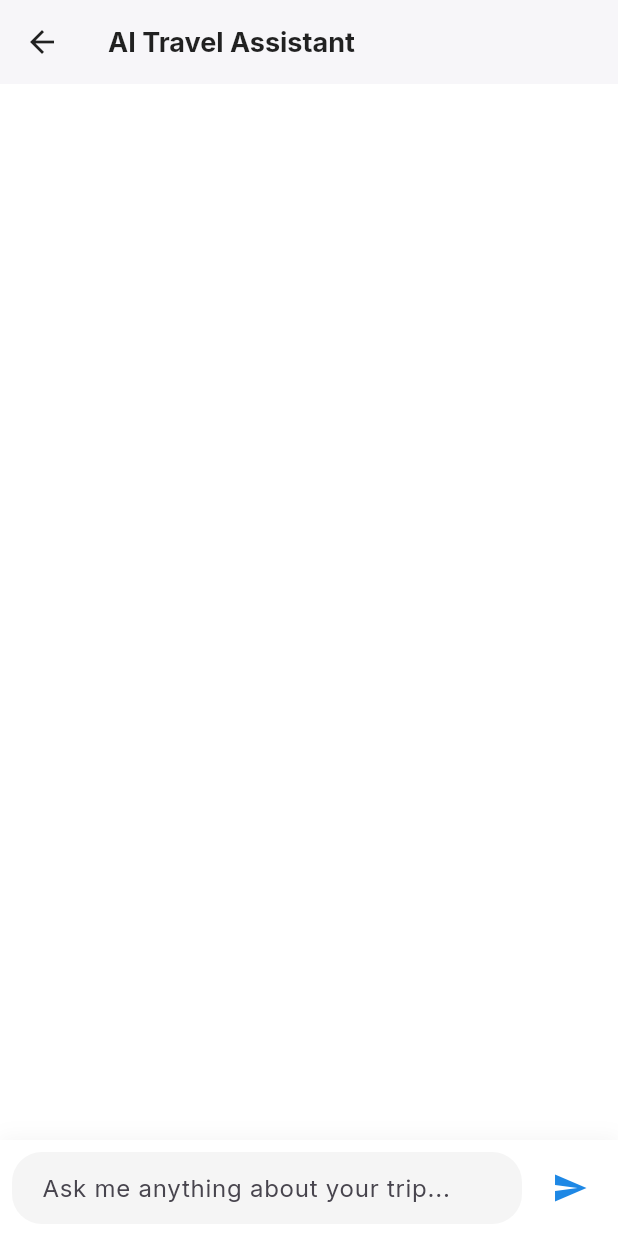
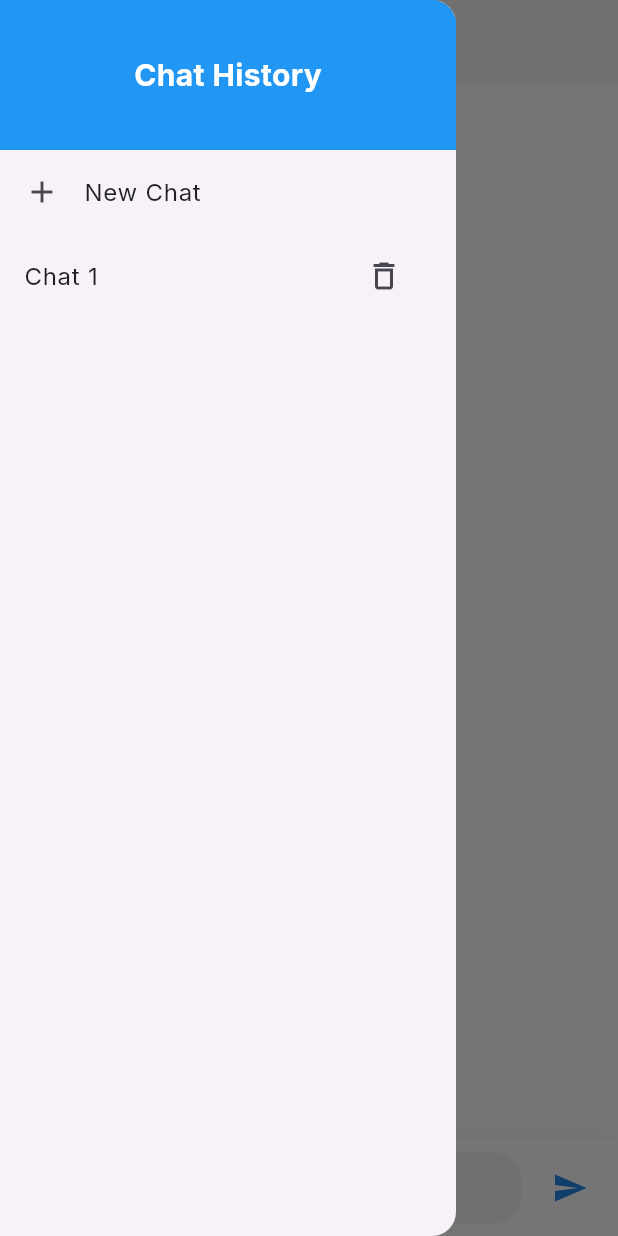
Before and after one commit to lephuckhang186/TravelerApplication, a Flutter app: the AiAssistantScreen screen opened directly, with the side drawer open (before the commit the screen has no drawer), on a phone screen of 412 x 824 dp. Run offline on Flutter 3.47's test engine with Material 3 defaults, Android fonts, the phone set to English and light mode, and no system bars; our stand-ins replace device_preview, fl_chart, google_fonts, image_picker, shared_preferences, table_calendar; missing offline and left inert: bcrypt; accounts and stored records are empty.

Commit message:
Add chat history

```diff
--- a/lib/screens/ai_assistant_screen.dart
+++ b/lib/screens/ai_assistant_screen.dart
@@ -2,6 +2,7 @@ import 'package:flutter/material.dart';
 import 'package:http/http.dart' as http;
 import 'dart:convert';
 import 'package:google_fonts/google_fonts.dart';
+import 'package:shared_preferences/shared_preferences.dart';
 
 class AiAssistantScreen extends StatefulWidget {
   @override
@@ -13,23 +14,102 @@ class _AiAssistantScreenState extends State<AiAssistantScreen> {
   final List<Map<String, String>> _messages = [];
   bool _isLoading = false;
 
+  String _currentChat = 'chat_history_1';
+  List<String> _chatHistories = [];
+
+  @override
+  void initState() {
+    super.initState();
+    _loadChatHistories();
+  }
+
+  Future<void> _loadChatHistories() async {
+    final prefs = await SharedPreferences.getInstance();
+    setState(() {
+      _chatHistories = prefs.getStringList('chat_histories') ?? ['chat_history_1'];
+      _currentChat = prefs.getString('current_chat') ?? _chatHistories.first;
+    });
+    _loadMessages();
+  }
+
+  Future<void> _saveChatHistories() async {
+    final prefs = await SharedPreferences.getInstance();
+    await prefs.setStringList('chat_histories', _chatHistories);
+    await prefs.setString('current_chat', _currentChat);
+  }
+
+  Future<void> _loadMessages() async {
+    final prefs = await SharedPreferences.getInstance();
+    final history = prefs.getStringList(_currentChat) ?? [];
+    setState(() {
+      _messages.clear();
+      for (var item in history) {
+        _messages.add(Map<String, String>.from(jsonDecode(item)));
+      }
+    });
+  }
+
+  Future<void> _saveMessages() async {
+    final prefs = await SharedPreferences.getInstance();
+    final history = _messages.map((message) => jsonEncode(message)).toList();
+    await prefs.setStringList(_currentChat, history);
+  }
+
+  Future<void> _clearMessages() async {
+    final prefs = await SharedPreferences.getInstance();
+    await prefs.remove(_currentChat);
+    setState(() {
+      _messages.clear();
+    });
+  }
+
+  void _newChat() {
+    setState(() {
+      _currentChat = 'chat_history_${DateTime.now().millisecondsSinceEpoch}';
+      _chatHistories.add(_currentChat);
+      _messages.clear();
+    });
+    _saveChatHistories();
+    _saveMessages();
+  }
+
+  Future<void> _deleteChatHistory(String chatHistory) async {
+    final prefs = await SharedPreferences.getInstance();
+    await prefs.remove(chatHistory);
+    setState(() {
+      _chatHistories.remove(chatHistory);
+      if (_currentChat == chatHistory) {
+        if (_chatHistories.isNotEmpty) {
+          _currentChat = _chatHistories.first;
+          _loadMessages();
+        } else {
+          _newChat();
+        }
+      }
+    });
+    _saveChatHistories();
+  }
+
   Future<void> _sendMessage() async {
     if (_controller.text.isEmpty) {
       return;
     }
 
     final userMessage = _controller.text;
+    final history = List<Map<String, String>>.from(_messages);
+
     setState(() {
       _messages.add({'role': 'user', 'content': userMessage});
       _isLoading = true;
     });
     _controller.clear();
+    await _saveMessages();
 
     try {
       final response = await http.post(
         Uri.parse('http://127.0.0.1:8000/invoke'),
         headers: {'Content-Type': 'application/json'},
-        body: jsonEncode({'input': userMessage}),
+        body: jsonEncode({'input': userMessage, 'history': history}),
       );
 
       if (response.statusCode == 200) {
@@ -50,6 +130,7 @@ class _AiAssistantScreenState extends State<AiAssistantScreen> {
       setState(() {
         _isLoading = false;
       });
+      await _saveMessages();
     }
   }
 
@@ -60,6 +141,62 @@ class _AiAssistantScreenState extends State<AiAssistantScreen> {
         title: Text('AI Travel Assistant', style: GoogleFonts.inter(fontWeight: FontWeight.bold)),
         elevation: 1,
         backgroundColor: Colors.white,
+      ),
+      drawer: Drawer(
+        child: Column(
+          children: [
+            Container(
+              height: 100,
+              color: Colors.blue,
+              child: Center(
+                child: Text(
+                  'Chat History',
+                  style: GoogleFonts.inter(
+                    color: Colors.white,
+                    fontSize: 20,
+                    fontWeight: FontWeight.bold,
+                  ),
+                ),
+              ),
+            ),
+            ListTile(
+              leading: Icon(Icons.add),
+              title: Text('New Chat'),
+              onTap: () {
+                _newChat();
+                Navigator.pop(context);
+              },
+            ),
+            Expanded(
+              child: ListView.builder(
+                itemCount: _chatHistories.length,
+                itemBuilder: (context, index) {
+                  final chatHistory = _chatHistories[index];
+                  return ListTile(
+                    title: Text(
+                      'Chat ${_chatHistories.length - index}',
+                      overflow: TextOverflow.ellipsis,
+                    ),
+                    onTap: () {
+                      setState(() {
+                        _currentChat = chatHistory;
+                      });
+                      _loadMessages();
+                      Navigator.pop(context);
+                    },
+                    trailing: IconButton(
+                      icon: Icon(Icons.delete_outline),
+                      onPressed: () {
+                        _deleteChatHistory(chatHistory);
+                        Navigator.pop(context);
+                      },
+                    ),
+                  );
+                },
+              ),
+            ),
+          ],
+        ),
       ),
       body: Column(
         children: [
```
Also changed, not shown: 1 other file.
